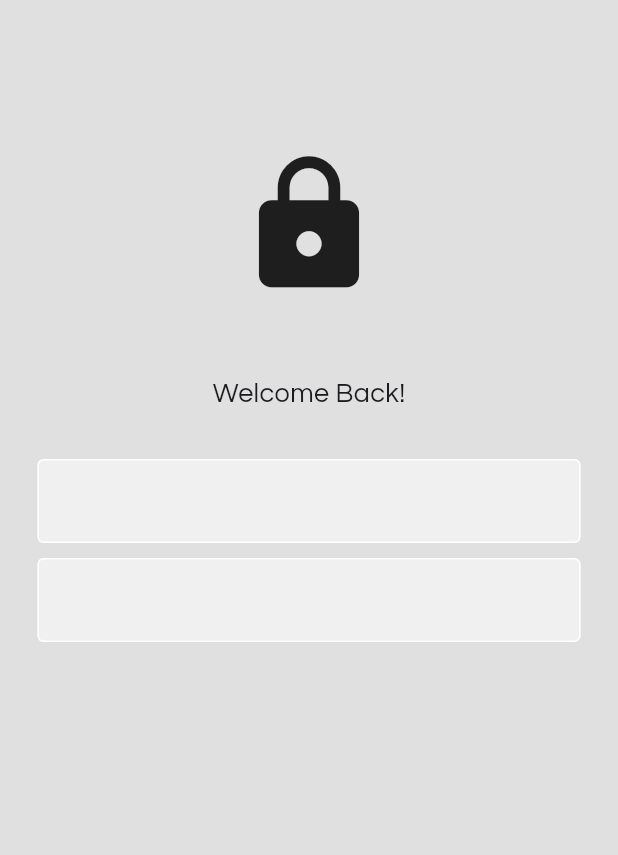
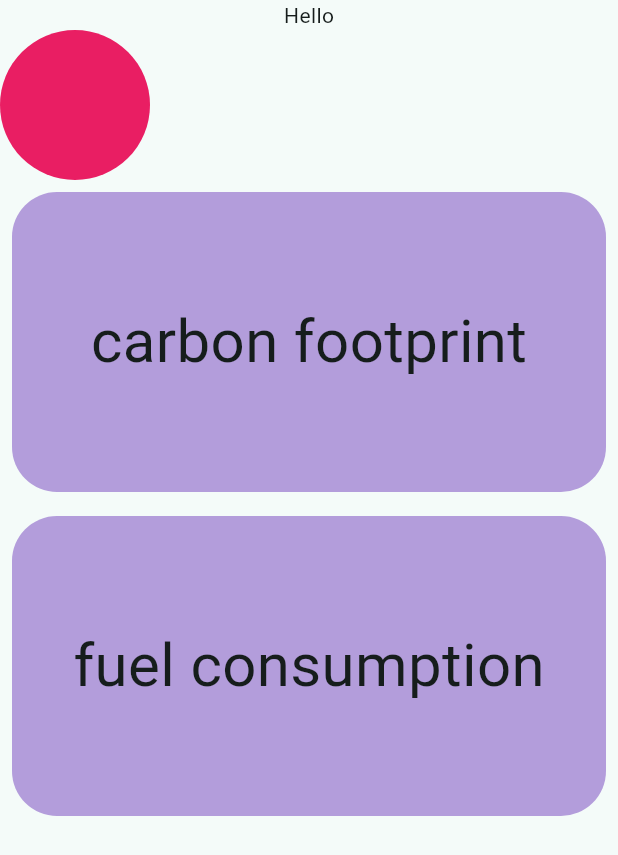
Before and after one commit to felixUOB/AI-Enhanced_Waste_Collection_2024, a Flutter app: the screen it shows after launch, on a phone screen of 412 x 824 dp. Shown: the top 855 px of the screen. Run offline on Flutter 3.47's test engine with Material 3 defaults, Android fonts, the phone set to English and light mode, and no system bars.

Commit message:
skeleton of metrics page established

```diff
--- /dev/null
+++ b/ewc-app/ewc/devtools_options.yaml
@@ -0,0 +1,3 @@
+description: This file stores settings for Dart & Flutter DevTools.
+documentation: https://docs.flutter.dev/tools/devtools/extensions#configure-extension-enablement-states
+extensions:
--- a/ewc-app/ewc/lib/main.dart
+++ b/ewc-app/ewc/lib/main.dart
@@ -1,3 +1,4 @@
+import 'package:ewc/screens/metrics/metrics.dart';
 import 'package:flutter/material.dart';
 import 'screens/login/login.dart';
 
@@ -8,9 +9,14 @@ class App extends StatelessWidget {
 
   @override
   Widget build(BuildContext context) {
-    return const MaterialApp(
+    return MaterialApp(
       debugShowCheckedModeBanner: false,
-      home: LoginPage(),
+      title: 'EWC App',
+      theme: ThemeData(
+        useMaterial3: true,
+        colorScheme: ColorScheme.fromSeed(seedColor: const Color.fromARGB(255, 34, 255, 251)),
+      ),
+      home: MetricsPage(),
     );
   }
 }
--- /dev/null
+++ b/ewc-app/ewc/lib/screens/metrics/metrics.dart
@@ -0,0 +1,62 @@
+
+import 'package:ewc/screens/metrics/graphs/bar%20graph/bar_graph.dart';
+import 'package:ewc/screens/metrics/widgets/square.dart';
+import 'package:flutter/material.dart';
+
+class MetricsPage extends StatefulWidget{
+  const MetricsPage({super.key});
+
+  @override
+  State<MetricsPage> createState() => _MetricsPageState();
+}
+
+class _MetricsPageState extends State<MetricsPage>{
+  @override
+  Widget build(BuildContext context){
+    final List metrics = ['carbon footprint', 'fuel consumption'];
+
+
+    List<double> weeklycarbon = [
+      2.4,
+      2.4,
+      3.2,
+      4.5,
+      6.7,
+      6.7,
+      5.4
+    ];
+
+    return Scaffold(
+      body: Column(
+        children: [
+          //MyBarGraph(),
+          Text("Hello"),
+
+
+
+          Row(
+            children: [
+              Container(
+                height: 100,
+                width: 100,
+                decoration: BoxDecoration(
+                  shape: BoxShape.circle,
+                  color: Colors.pink,)
+              ),
+            ],
+
+          ),
+          Expanded(
+            child: ListView.builder(
+              itemCount: metrics.length,
+              itemBuilder: (context, index){
+                return MySquare(child: metrics[index]);
+              },
+            ),
+          ),
+        ],
+      ),
+    );
+
+  }
+}
--- /dev/null
+++ b/ewc-app/ewc/lib/screens/metrics/widgets/square.dart
@@ -0,0 +1,27 @@
+import 'package:flutter/material.dart';
+
+class MySquare extends StatelessWidget{
+  final String child;
+
+  MySquare({required this.child});
+
+  @override
+  Widget build(BuildContext context) {
+    return Padding(
+      padding: const EdgeInsets.all(8.0),
+      child: Container(
+        height: 200,
+
+        decoration: BoxDecoration(
+          borderRadius: BorderRadius.circular(30),
+          color: Colors.deepPurple[200],
+        ),
+        child: Center(
+          child: Text(child,
+          style: TextStyle(fontSize: 40))
+          ),
+      ),
+
+    );
+  }
+}
--- a/ewc-app/ewc/pubspec.yaml
+++ b/ewc-app/ewc/pubspec.yaml
@@ -35,6 +35,7 @@ dependencies:
   # The following adds the Cupertino Icons font to your application.
   # Use with the CupertinoIcons class for iOS style icons.
   cupertino_icons: ^1.0.8
+  fl_chart: ^0.60.0
 
 dev_dependencies:
   flutter_test:
@@ -45,7 +46,7 @@ dev_dependencies:
   # activated in the `analysis_options.yaml` file located at the root of your
   # package. See that file for information about deactivating specific lint
   # rules and activating additional ones.
-  flutter_lints: ^4.0.0
+  flutter_lints: ^5.0.0
 
 # For information on the generic Dart part of this file, see the
 # following page: https://dart.dev/tools/pub/pubspec
```
Also changed, not shown: ewc-app/ewc/lib/screens/metrics/graphs/bar graph/bar_data.dart (added, +36 -0 lines), ewc-app/ewc/lib/screens/metrics/graphs/bar graph/bar_graph.dart (added, +17 -0 lines), ewc-app/ewc/lib/screens/metrics/graphs/bar graph/individual_bar.dart (added, +9 -0 lines), ewc-app/ewc/pubspec.lock.
